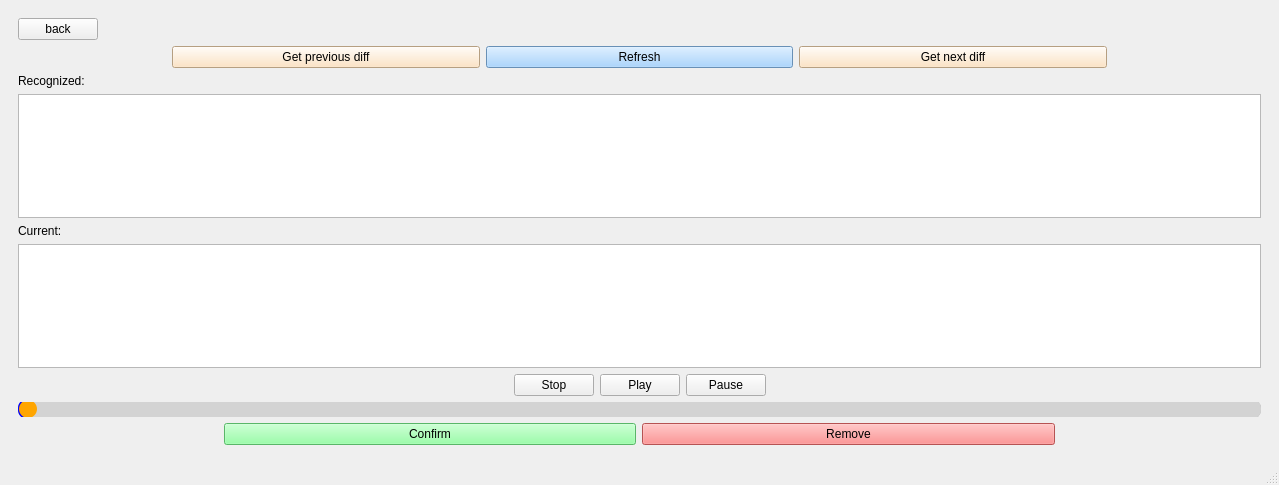
Above: GUI/form.ui from Klaasibub/DatasetApp before the change. Below: the same form after it.
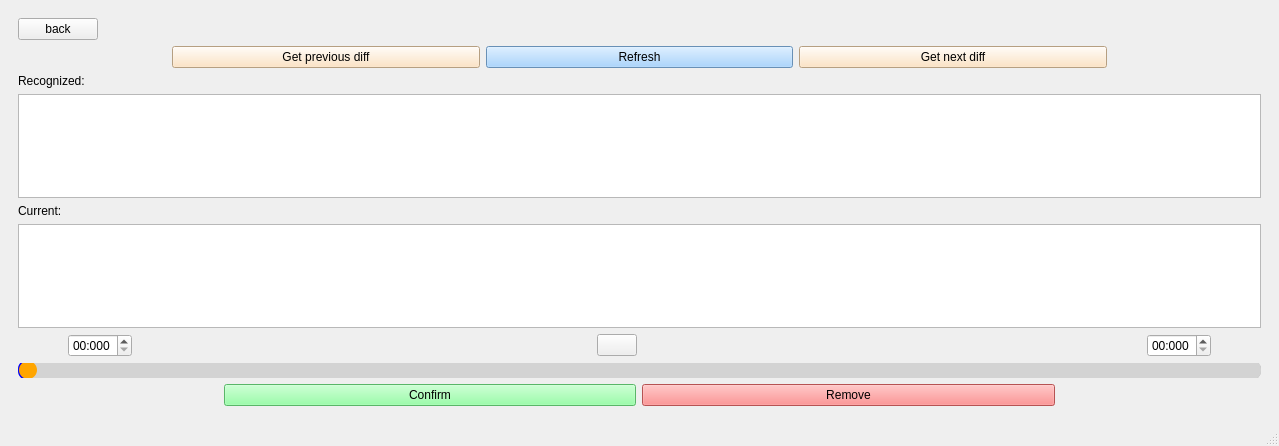
That is the form after the change. The open tabs and pages were chosen to show the change. Icons and pictures are not drawn.

Commit message: Added the ability to cut off the edges of audio and ability to process only part of the audio. Added hotkeys. Refactored play/pause.

The edit to the form file:
```diff
--- a/GUI/form.ui
+++ b/GUI/form.ui
@@ -7,7 +7,7 @@
     <x>0</x>
     <y>0</y>
     <width>1279</width>
-    <height>485</height>
+    <height>446</height>
    </rect>
   </property>
   <property name="windowTitle">
@@ -339,6 +339,16 @@
               <property name="leftMargin">
                <number>50</number>
               </property>
+              <item>
+               <widget class="QTimeEdit" name="beginTimeEdit">
+                <property name="currentSection">
+                 <enum>QDateTimeEdit::SecondSection</enum>
+                </property>
+                <property name="displayFormat">
+                 <string>ss:zzz</string>
+                </property>
+               </widget>
+              </item>
              </layout>
             </item>
             <item>
@@ -356,22 +366,39 @@
             </item>
             <item>
              <widget class="QPushButton" name="stopBt">
+              <property name="autoFillBackground">
+               <bool>false</bool>
+              </property>
+              <property name="styleSheet">
+               <string notr="true">image: url(:/icons/Stop.png);</string>
+              </property>
               <property name="text">
-               <string>Stop</string>
+               <string/>
+              </property>
+              <property name="default">
+               <bool>false</bool>
+              </property>
+              <property name="flat">
+               <bool>false</bool>
               </property>
              </widget>
             </item>
             <item>
              <widget class="QPushButton" name="playBt">
-              <property name="text">
-               <string>Play</string>
+              <property name="autoFillBackground">
+               <bool>false</bool>
               </property>
-             </widget>
-            </item>
-            <item>
-             <widget class="QPushButton" name="pauseBt">
+              <property name="styleSheet">
+               <string notr="true">image: url(:/icons/PlayPause.png);</string>
+              </property>
               <property name="text">
-               <string>Pause</string>
+               <string/>
+              </property>
+              <property name="default">
+               <bool>false</bool>
+              </property>
+              <property name="flat">
+               <bool>true</bool>
               </property>
              </widget>
             </item>
@@ -396,6 +423,13 @@
               <property name="rightMargin">
                <number>50</number>
               </property>
+              <item>
+               <widget class="QTimeEdit" name="endTimeEdit">
+                <property name="displayFormat">
+                 <string>ss:zzz</string>
+                </property>
+               </widget>
+              </item>
              </layout>
             </item>
            </layout>
```
Left out of the diff: 4 changed lines with no effect on the pictures. The commit also changes 7 other files.
